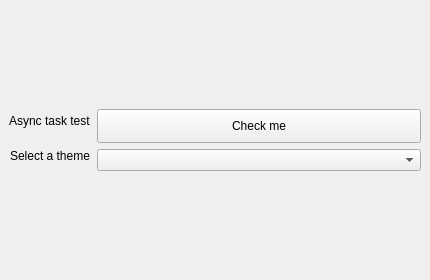
The window that app/ui/main_window.ui (SHIINASAMA/pyside_template) describes before a commit, drawn with Qt 5.
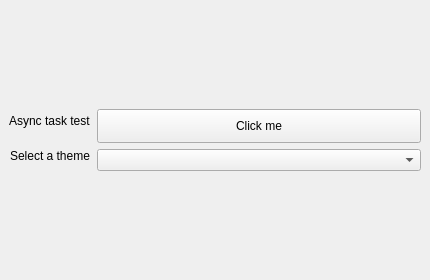
The same window after the commit.

Commit message: Update button text and refresh window images

```diff
--- a/app/ui/main_window.ui
+++ b/app/ui/main_window.ui
@@ -38,7 +38,7 @@
        </size>
       </property>
       <property name="text">
-       <string>Check me</string>
+       <string>Click me</string>
       </property>
      </widget>
     </item>
```
The commit also changes 3 other files.
